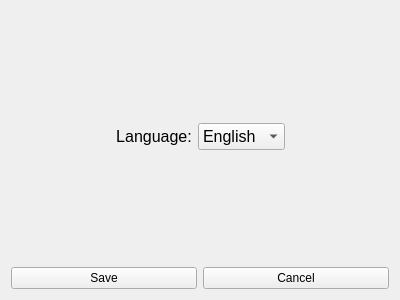
Old version of the form src/settings.ui in the repository Amshaegar/PandoQ.
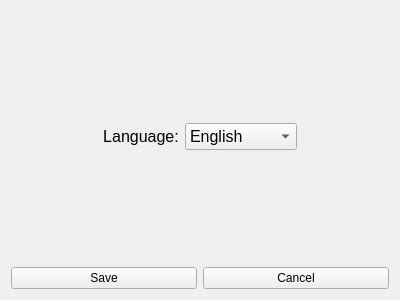
New version of the form.

Diff of the .ui file:
```diff
--- a/src/settings.ui
+++ b/src/settings.ui
@@ -54,6 +54,12 @@
      </item>
      <item>
       <widget class="QComboBox" name="LangugesComboBox">
+       <property name="minimumSize">
+        <size>
+         <width>112</width>
+         <height>0</height>
+        </size>
+       </property>
        <property name="font">
         <font>
          <pointsize>12</pointsize>
```
